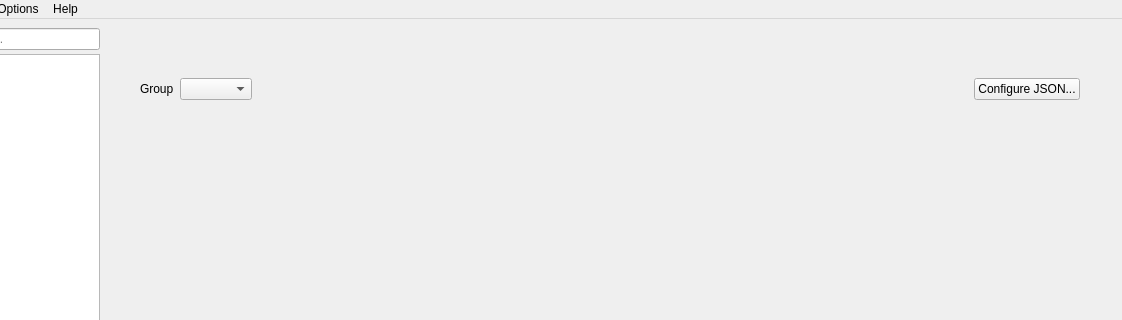
Qt form forms/mainwindow.ui (huderlem/porymap) before a commit; both pictures show x 165 to 1287 and y 0 to 320 of the 1287 by 815 pixel window.
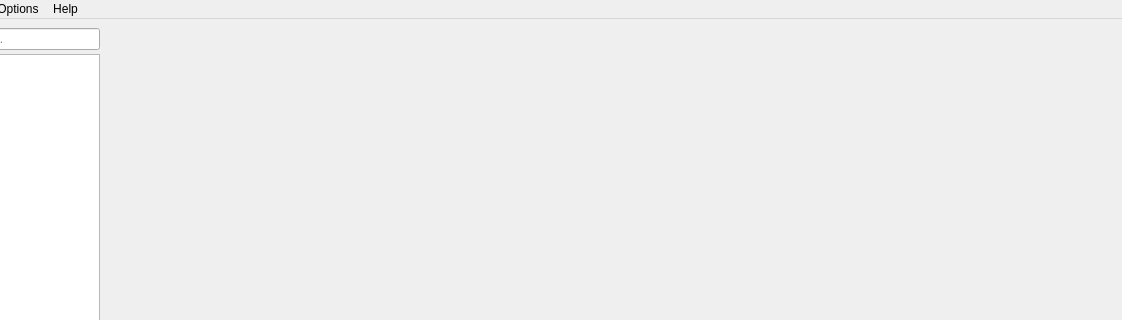
The same form after that commit. The open tabs and pages were chosen to show the change. Icons and pictures are not drawn. Custom widgets are drawn as their Qt base class.

Commit message: Day/Night encounters

Diff of the .ui file:
```diff
--- a/forms/mainwindow.ui
+++ b/forms/mainwindow.ui
@@ -2841,86 +2841,6 @@
                <enum>QFrame::Raised</enum>
               </property>
               <layout class="QVBoxLayout" name="verticalLayout_12">
-               <item>
-                <widget class="QFrame" name="frame_2">
-                 <property name="frameShape">
-                  <enum>QFrame::NoFrame</enum>
-                 </property>
-                 <property name="frameShadow">
-                  <enum>QFrame::Plain</enum>
-                 </property>
-                 <layout class="QHBoxLayout" name="horizontalLayout_9">
-                  <item>
-                   <widget class="QLabel" name="label_10">
-                    <property name="text">
-                     <string>Group</string>
-                    </property>
-                   </widget>
-                  </item>
-                  <item>
-                   <widget class="QComboBox" name="comboBox_EncounterGroupLabel">
-                    <property name="sizeAdjustPolicy">
-                     <enum>QComboBox::AdjustToContents</enum>
-                    </property>
-                   </widget>
-                  </item>
-                  <item>
-                   <widget class="QPushButton" name="pushButton_NewWildMonGroup">
-                    <property name="toolTip">
-                     <string>&lt;html&gt;&lt;head/&gt;&lt;body&gt;&lt;p&gt;Create a new group for wild pokemon data on this map.&lt;/p&gt;&lt;/body&gt;&lt;/html&gt;</string>
-                    </property>
-                    <property name="text">
-                     <string/>
-                    </property>
-                    <property name="icon">
-                     <iconset resource="../resources/images.qrc">
-                      <normaloff>:/icons/add.ico</normaloff>:/icons/add.ico</iconset>
-                    </property>
-                    <property name="flat">
-                     <bool>true</bool>
-                    </property>
-                   </widget>
-                  </item>
-                  <item>
-                   <widget class="QPushButton" name="pushButton_DeleteWildMonGroup">
-                    <property name="toolTip">
-                     <string>&lt;html&gt;&lt;head/&gt;&lt;body&gt;&lt;p&gt;Delete a group of wild pokemon data on this map.&lt;/p&gt;&lt;/body&gt;&lt;/html&gt;</string>
-                    </property>
-                    <property name="text">
-                     <string/>
-                    </property>
-                    <property name="icon">
-                     <iconset resource="../resources/images.qrc">
-                      <normaloff>:/icons/delete.ico</normaloff>:/icons/delete.ico</iconset>
-                    </property>
-                    <property name="flat">
-                     <bool>true</bool>
-                    </property>
-                   </widget>
-                  </item>
-                  <item>
-                   <spacer name="horizontalSpacer_9">
-                    <property name="orientation">
-                     <enum>Qt::Horizontal</enum>
-                    </property>
-                    <property name="sizeHint" stdset="0">
-                     <size>
-                      <width>40</width>
-                      <height>20</height>
-                     </size>
-                    </property>
-                   </spacer>
-                  </item>
-                  <item>
-                   <widget class="QPushButton" name="pushButton_ConfigureEncountersJSON">
-                    <property name="text">
-                     <string>Configure JSON...</string>
-                    </property>
-                   </widget>
-                  </item>
-                 </layout>
-                </widget>
-               </item>
                <item>
                 <widget class="QStackedWidget" name="stackedWidget_WildMons">
                  <widget class="QWidget" name="page"/>
```
The commit also changes 13 other files.
